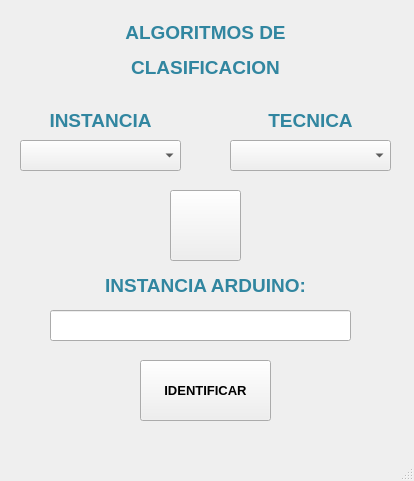
This is main.ui in Leo-Zubiri/Classification_techniques_Embedded_System as Qt 5 draws it before an edit. The edited form follows.
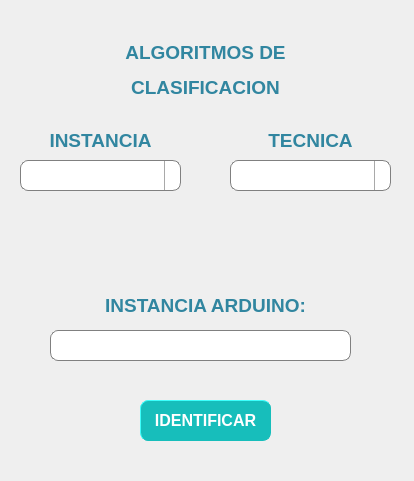
This is the edited form. Icons and pictures are not drawn.

What changed in the file:
```diff
--- a/main.ui
+++ b/main.ui
@@ -13,16 +13,259 @@
   <property name="windowTitle">
    <string>MainWindow</string>
   </property>
+  <property name="styleSheet">
+   <string notr="true">QPushButton#btnIdentificar{
+	color: white;
+	border-width: 1px;
+	border-radius: 8px;
+	border-color:  #17bebb;
+	border-style: outset;
+	background-color: #17bebb;
+}
+
+QPushButton#btnIdentificar:pressed{
+	border-color: #0e7c7b;
+    border-style: inset;
+	background-color: #0e7c7b;
+}
+
+QComboBox {
+    border: 1px solid gray;
+	border-radius: 8px;
+}
+
+/* QComboBox gets the &quot;on&quot; state when the popup is open */
+QComboBox:!editable:on, QComboBox::drop-down:editable:on {
+    background: #0e7c7b;
+	color: white;
+}
+
+QComboBox:on { /* shift the text when the popup opens */
+	background:red;
+	color: white;
+}
+
+QComboBox::drop-down {
+    border-left-width: 1px;
+    border-left-color: darkgray;
+    border-left-style: solid; /* just a single line */
+    border-top-right-radius: 8px; /* same radius as the QComboBox */
+    border-bottom-right-radius: 8px;
+}
+
+QComboBox::down-arrow {
+    /*image: url(/usr/share/icons/crystalsvg/16x16/actions/1downarrow.png);*/
+	image:url(./src/img/search.svg);
+	width: 12px;
+	height: 12px;
+
+}
+
+QComboBox::down-arrow:on { /* shift the arrow when popup is open */
+	image:url(./src/img/search_w.svg);
+	width: 12px;
+	height: 12px;
+}
+
+QLineEdit{
+	border: 1px solid gray;
+	border-radius: 8px;
+}
+
+QLineEdit:read-only{
+	border-color: darkgray;
+	background: #ccdbdc;
+}
+</string>
+  </property>
   <widget class="QWidget" name="centralwidget">
+   <widget class="QLabel" name="label_4">
+    <property name="geometry">
+     <rect>
+      <x>230</x>
+      <y>130</y>
+      <width>161</width>
+      <height>21</height>
+     </rect>
+    </property>
+    <property name="font">
+     <font>
+      <family>MS UI Gothic</family>
+      <pointsize>14</pointsize>
+      <weight>75</weight>
+      <bold>true</bold>
+     </font>
+    </property>
+    <property name="styleSheet">
+     <string notr="true">color: #3186a0</string>
+    </property>
+    <property name="text">
+     <string>TECNICA</string>
+    </property>
+    <property name="alignment">
+     <set>Qt::AlignCenter</set>
+    </property>
+   </widget>
+   <widget class="QLineEdit" name="instancia_ard">
+    <property name="enabled">
+     <bool>true</bool>
+    </property>
+    <property name="geometry">
+     <rect>
+      <x>50</x>
+      <y>330</y>
+      <width>301</width>
+      <height>31</height>
+     </rect>
+    </property>
+   </widget>
+   <widget class="QPushButton" name="btnIdentificar">
+    <property name="geometry">
+     <rect>
+      <x>140</x>
+      <y>400</y>
+      <width>131</width>
+      <height>41</height>
+     </rect>
+    </property>
+    <property name="font">
+     <font>
+      <family>Yu Gothic UI</family>
+      <pointsize>12</pointsize>
+      <weight>75</weight>
+      <bold>true</bold>
+     </font>
+    </property>
+    <property name="accessibleName">
+     <string/>
+    </property>
+    <property name="styleSheet">
+     <string notr="true"/>
+    </property>
+    <property name="text">
+     <string>IDENTIFICAR</string>
+    </property>
+   </widget>
+   <widget class="QLabel" name="label_6">
+    <property name="geometry">
+     <rect>
+      <x>60</x>
+      <y>290</y>
+      <width>291</width>
+      <height>31</height>
+     </rect>
+    </property>
+    <property name="font">
+     <font>
+      <family>MS UI Gothic</family>
+      <pointsize>14</pointsize>
+      <weight>75</weight>
+      <bold>true</bold>
+     </font>
+    </property>
+    <property name="styleSheet">
+     <string notr="true">color: #3186a0</string>
+    </property>
+    <property name="text">
+     <string>INSTANCIA ARDUINO:</string>
+    </property>
+    <property name="alignment">
+     <set>Qt::AlignCenter</set>
+    </property>
+   </widget>
+   <widget class="QComboBox" name="cbInstancia">
+    <property name="geometry">
+     <rect>
+      <x>20</x>
+      <y>160</y>
+      <width>161</width>
+      <height>31</height>
+     </rect>
+    </property>
+    <property name="editable">
+     <bool>false</bool>
+    </property>
+    <property name="currentText">
+     <string/>
+    </property>
+   </widget>
+   <widget class="QComboBox" name="cbTecnica">
+    <property name="geometry">
+     <rect>
+      <x>230</x>
+      <y>160</y>
+      <width>161</width>
+      <height>31</height>
+     </rect>
+    </property>
+   </widget>
+   <widget class="QLabel" name="label_3">
+    <property name="geometry">
+     <rect>
+      <x>20</x>
+      <y>130</y>
+      <width>161</width>
+      <height>21</height>
+     </rect>
+    </property>
+    <property name="font">
+     <font>
+      <family>MS UI Gothic</family>
+      <pointsize>14</pointsize>
+      <weight>75</weight>
+      <bold>true</bold>
+     </font>
+    </property>
+    <property name="styleSheet">
+     <string notr="true">color: #3186a0</string>
+    </property>
+    <property name="text">
+     <string>INSTANCIA</string>
+    </property>
+    <property name="alignment">
+     <set>Qt::AlignCenter</set>
+    </property>
+   </widget>
+   <widget class="QLabel" name="label_5">
+    <property name="geometry">
+     <rect>
+      <x>20</x>
+      <y>40</y>
+      <width>371</width>
+      <height>61</height>
+     </rect>
+    </property>
+    <property name="font">
+     <font>
+      <family>MS UI Gothic</family>
+      <pointsize>17</pointsize>
+      <weight>75</weight>
+      <bold>true</bold>
+      <underline>false</underline>
+     </font>
+    </property>
+    <property name="styleSheet">
+     <string notr="true">color: #3186a0</string>
+    </property>
+    <property name="text">
+     <string>&lt;html&gt;&lt;head/&gt;&lt;body&gt;&lt;p align=&quot;center&quot;&gt;&lt;span style=&quot; font-size:14pt;&quot;&gt;ALGORITMOS DE&lt;/span&gt;&lt;/p&gt;&lt;p align=&quot;center&quot;&gt;&lt;span style=&quot; font-size:14pt;&quot;&gt;CLASIFICACION&lt;/span&gt;&lt;/p&gt;&lt;/body&gt;&lt;/html&gt;</string>
+    </property>
+    <property name="alignment">
+     <set>Qt::AlignCenter</set>
+    </property>
+   </widget>
    <widget class="QPushButton" name="btnArduino">
     <property name="geometry">
      <rect>
       <x>170</x>
-      <y>190</y>
+      <y>210</y>
       <width>71</width>
       <height>71</height>
      </rect>
     </property>
+    <property name="styleSheet">
+     <string notr="true">border-radius: 1px</string>
+    </property>
     <property name="text">
      <string/>
     </property>
@@ -37,178 +280,7 @@
      </size>
     </property>
    </widget>
-   <widget class="QComboBox" name="cbInstancia">
-    <property name="geometry">
-     <rect>
-      <x>20</x>
-      <y>140</y>
-      <width>161</width>
-      <height>31</height>
-     </rect>
-    </property>
-   </widget>
-   <widget class="QLabel" name="label_3">
-    <property name="geometry">
-     <rect>
-      <x>20</x>
-      <y>110</y>
-      <width>161</width>
-      <height>21</height>
-     </rect>
-    </property>
-    <property name="font">
-     <font>
-      <family>MS UI Gothic</family>
-      <pointsize>14</pointsize>
-      <weight>75</weight>
-      <bold>true</bold>
-     </font>
-    </property>
-    <property name="styleSheet">
-     <string notr="true">color: #3186a0</string>
-    </property>
-    <property name="text">
-     <string>INSTANCIA</string>
-    </property>
-    <property name="alignment">
-     <set>Qt::AlignCenter</set>
-    </property>
-   </widget>
-   <widget class="QComboBox" name="cbTecnica">
-    <property name="geometry">
-     <rect>
-      <x>230</x>
-      <y>140</y>
-      <width>161</width>
-      <height>31</height>
-     </rect>
-    </property>
-   </widget>
-   <widget class="QLabel" name="label_4">
-    <property name="geometry">
-     <rect>
-      <x>230</x>
-      <y>110</y>
-      <width>161</width>
-      <height>21</height>
-     </rect>
-    </property>
-    <property name="font">
-     <font>
-      <family>MS UI Gothic</family>
-      <pointsize>14</pointsize>
-      <weight>75</weight>
-      <bold>true</bold>
-     </font>
-    </property>
-    <property name="styleSheet">
-     <string notr="true">color: #3186a0</string>
-    </property>
-    <property name="text">
-     <string>TECNICA</string>
-    </property>
-    <property name="alignment">
-     <set>Qt::AlignCenter</set>
-    </property>
-   </widget>
-   <widget class="QLabel" name="label_5">
-    <property name="geometry">
-     <rect>
-      <x>20</x>
-      <y>20</y>
-      <width>371</width>
-      <height>61</height>
-     </rect>
-    </property>
-    <property name="font">
-     <font>
-      <family>MS UI Gothic</family>
-      <pointsize>17</pointsize>
-      <weight>75</weight>
-      <bold>true</bold>
-      <underline>false</underline>
-     </font>
-    </property>
-    <property name="styleSheet">
-     <string notr="true">color: #3186a0</string>
-    </property>
-    <property name="text">
-     <string>&lt;html&gt;&lt;head/&gt;&lt;body&gt;&lt;p align=&quot;center&quot;&gt;&lt;span style=&quot; font-size:14pt;&quot;&gt;ALGORITMOS DE&lt;/span&gt;&lt;/p&gt;&lt;p align=&quot;center&quot;&gt;&lt;span style=&quot; font-size:14pt;&quot;&gt;CLASIFICACION&lt;/span&gt;&lt;/p&gt;&lt;/body&gt;&lt;/html&gt;</string>
-    </property>
-    <property name="alignment">
-     <set>Qt::AlignCenter</set>
-    </property>
-   </widget>
-   <widget class="QLabel" name="label_6">
-    <property name="geometry">
-     <rect>
-      <x>60</x>
-      <y>270</y>
-      <width>291</width>
-      <height>31</height>
-     </rect>
-    </property>
-    <property name="font">
-     <font>
-      <family>MS UI Gothic</family>
-      <pointsize>14</pointsize>
-      <weight>75</weight>
-      <bold>true</bold>
-     </font>
-    </property>
-    <property name="styleSheet">
-     <string notr="true">color: #3186a0</string>
-    </property>
-    <property name="text">
-     <string>INSTANCIA ARDUINO:</string>
-    </property>
-    <property name="alignment">
-     <set>Qt::AlignCenter</set>
-    </property>
-   </widget>
-   <widget class="QLineEdit" name="instancia_ard">
-    <property name="geometry">
-     <rect>
-      <x>50</x>
-      <y>310</y>
-      <width>301</width>
-      <height>31</height>
-     </rect>
-    </property>
-   </widget>
-   <widget class="QPushButton" name="btnIdentificar">
-    <property name="geometry">
-     <rect>
-      <x>140</x>
-      <y>360</y>
-      <width>131</width>
-      <height>61</height>
-     </rect>
-    </property>
-    <property name="font">
-     <font>
-      <family>Yu Gothic UI</family>
-      <pointsize>10</pointsize>
-      <weight>75</weight>
-      <bold>true</bold>
-     </font>
-    </property>
-    <property name="text">
-     <string>IDENTIFICAR</string>
-    </property>
-   </widget>
   </widget>
-  <widget class="QMenuBar" name="menubar">
-   <property name="geometry">
-    <rect>
-     <x>0</x>
-     <y>0</y>
-     <width>414</width>
-     <height>26</height>
-    </rect>
-   </property>
-  </widget>
-  <widget class="QStatusBar" name="statusbar"/>
  </widget>
  <resources/>
  <connections/>
```
